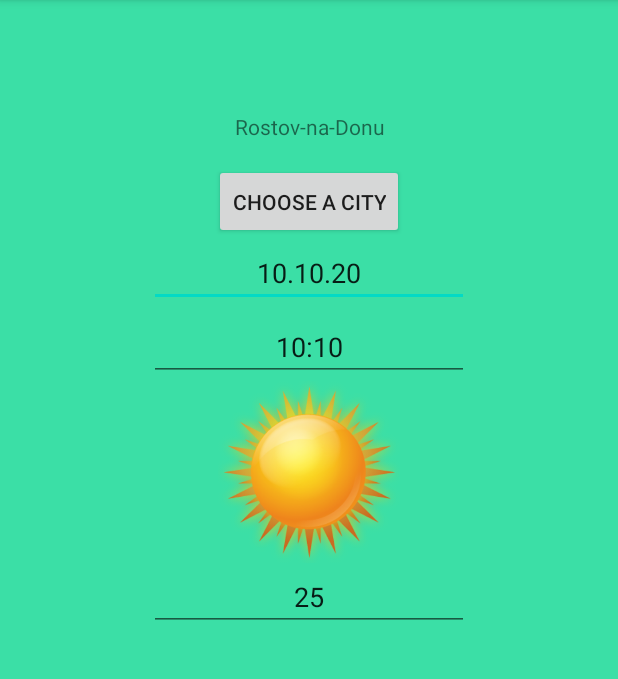
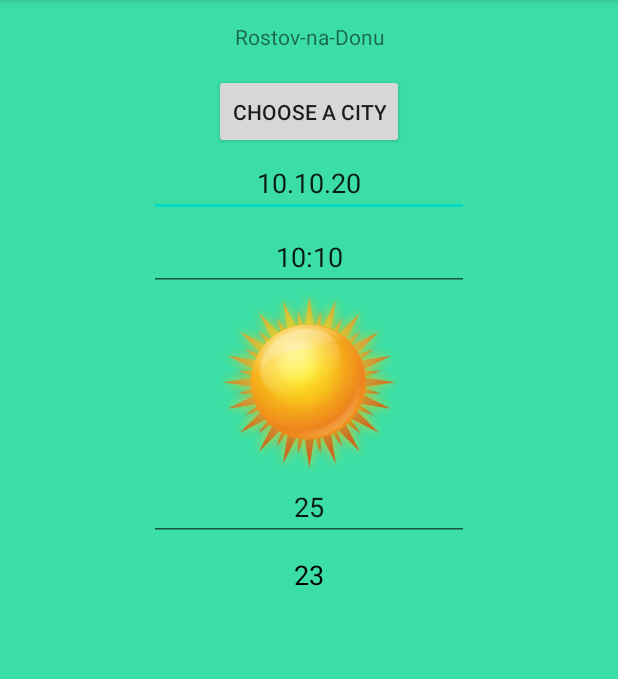
Before and after one commit to Ruslan61/Android_Base_Level, an Android app: the screen it shows after launch (MainActivity), on a phone screen of 412 x 824 dp, the part 84-763 px from its top. Run offline under Robolectric (Android 15) with nearby library versions, the phone set to English and light mode, and no system bars.

Commit message:
homework 6 done 2

```diff
--- a/app/src/main/java/com/geekbrains/a1l1_helloworld/ui/activities/MainActivity.java
+++ b/app/src/main/java/com/geekbrains/a1l1_helloworld/ui/activities/MainActivity.java
@@ -3,6 +3,9 @@ package com.geekbrains.a1l1_helloworld.ui.activities;
 import androidx.annotation.NonNull;
 import androidx.annotation.Nullable;
 import androidx.appcompat.app.AppCompatActivity;
+import androidx.recyclerview.widget.LinearLayoutManager;
+import androidx.recyclerview.widget.RecyclerView;
+
 import android.content.Intent;
 import android.os.Bundle;
 import android.view.View;
@@ -14,6 +17,9 @@ public class MainActivity extends AppCompatActivity {
     private Button chooseACity;
     private TextView displayedCity;
     private final String actualDisplayedCity = "actualDisplayedCity";
+    private RecyclerView recyclerViewWeather;
+    private String[] temperatureList = new String[] {"23", "12", "22", "33", "17",
+            "14","31", "18", "22", "26"};
 
 
     @Override
@@ -21,7 +27,16 @@ public class MainActivity extends AppCompatActivity {
         super.onCreate(savedInstanceState);
         setContentView(R.layout.weather_layout);
         initViews();
+        setupRecyclerView();
         setOnOpenCityActivity();
+    }
+
+    private void setupRecyclerView() {
+        LinearLayoutManager layoutManager = new LinearLayoutManager(getBaseContext());
+        RecyclerDataAdapter adapter = new RecyclerDataAdapter(temperatureList);
+
+        recyclerViewWeather.setLayoutManager(layoutManager);
+        recyclerViewWeather.setAdapter(adapter);
     }
 
     @Override
@@ -71,5 +86,6 @@ public class MainActivity extends AppCompatActivity {
     private void initViews() {
         chooseACity = findViewById(R.id.chooseACityButton);
         displayedCity = findViewById(R.id.displayedCity);
+        recyclerViewWeather = findViewById(R.id.recyclerViewWeather);
     }
 }
--- a/app/src/main/res/layout-land/weather_layout.xml
+++ b/app/src/main/res/layout-land/weather_layout.xml
@@ -60,4 +60,9 @@
         android:inputType="number"
         android:text="25" />
 
+    <androidx.recyclerview.widget.RecyclerView
+        android:id="@+id/recyclerViewWeather"
+        android:layout_width="match_parent"
+        android:layout_height="40dp"/>
+
 </LinearLayout>
--- a/app/src/main/res/layout/weather_layout.xml
+++ b/app/src/main/res/layout/weather_layout.xml
@@ -10,7 +10,6 @@
         android:id="@+id/displayedCity"
         android:layout_width="188dp"
         android:layout_height="49dp"
-        android:layout_marginTop="60dp"
         android:gravity="center"
         android:layout_gravity="center"
         android:text="@string/city_rostov_na_donu" />
@@ -60,4 +59,9 @@
         android:layout_gravity="center"
         android:inputType="number"
         android:text="25" />
+
+    <androidx.recyclerview.widget.RecyclerView
+        android:id="@+id/recyclerViewWeather"
+        android:layout_width="match_parent"
+        android:layout_height="40dp"/>
 </LinearLayout>
```
